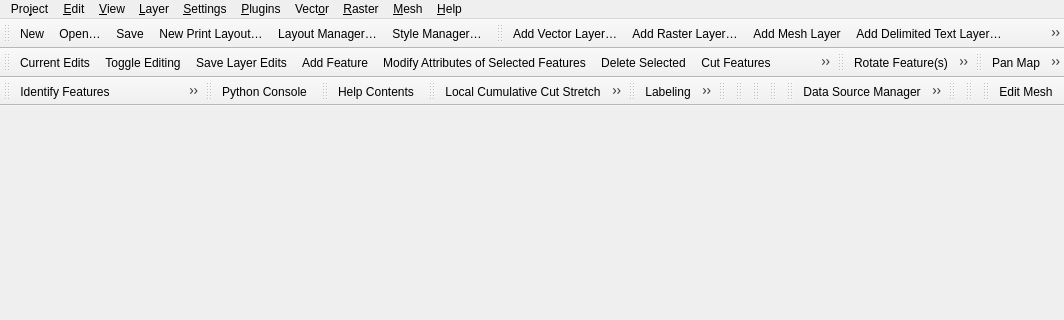
Before: the Qt Designer form src/ui/qgisapp.ui in qgis/QGIS, drawn with Qt 5; both pictures show x 0 to 1064 and y 0 to 320 of the 1064 by 506 pixel window.
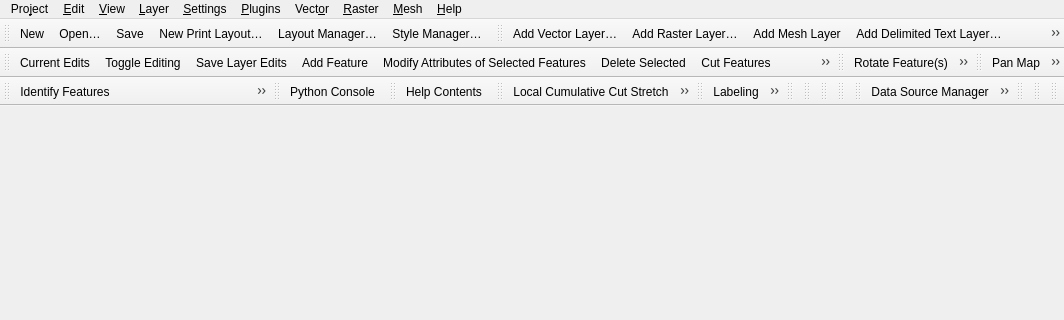
After: the same form once the commit is applied. Icons and pictures are not drawn.

The edit to the form file:
```diff
--- a/src/ui/qgisapp.ui
+++ b/src/ui/qgisapp.ui
@@ -790,7 +790,6 @@
    <attribute name="toolBarBreak">
     <bool>false</bool>
    </attribute>
-   <addaction name="mActionEditMesh"/>
   </widget>
   <action name="mActionNewProject">
    <property name="icon">
```
